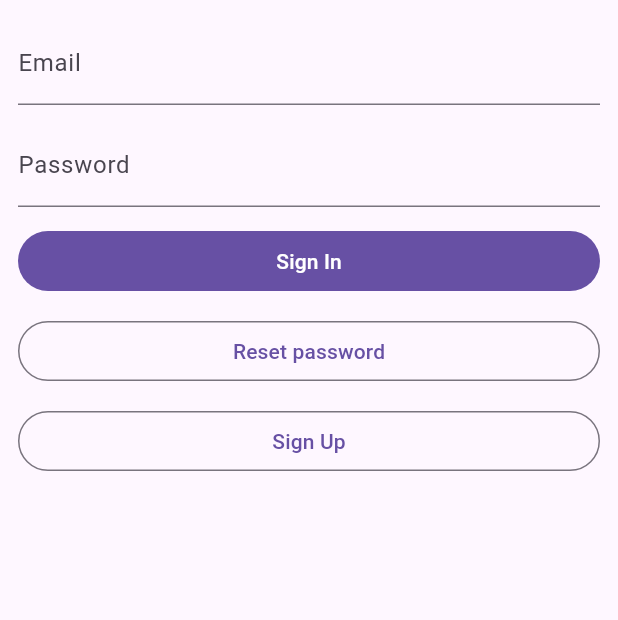
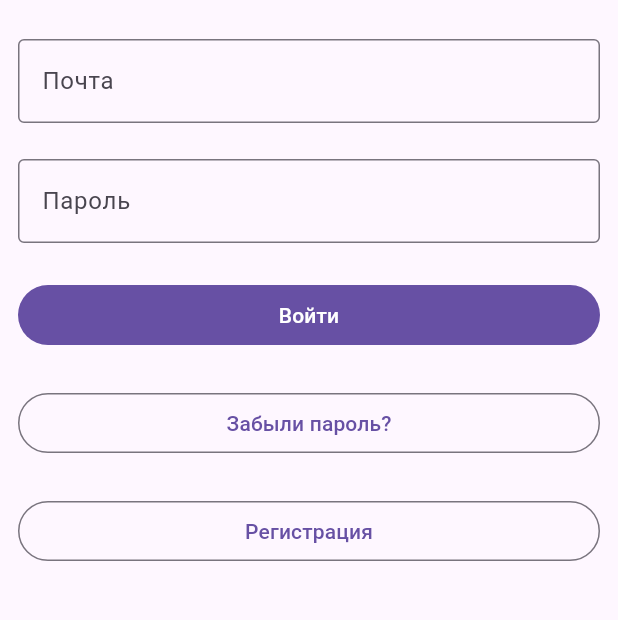
Before and after one commit to Keddnyo/clip_tag, a Flutter app: the screen it shows after launch, on a phone screen of 412 x 824 dp, the part 63-683 px from its top. Run offline on Flutter 3.47's test engine with Material 2 defaults, Android fonts, the phone set to English and light mode, and no system bars; our stand-ins replace cloud_firestore, firebase_auth, firebase_core; missing offline and left inert: flutter_bbcode; accounts and stored records are empty.

Commit message:
UI redesign

```diff
--- a/lib/core/about_dialog.dart
+++ b/lib/core/about_dialog.dart
@@ -5,6 +5,6 @@ import '../shared/constants.dart';
 void showAboutDialog(context) => material.showAboutDialog(
       context: context,
       applicationName: Constants.appName,
-      applicationVersion: '4PDA forum rules tag builder utility',
+      applicationVersion: 'Формирование тегов с правилами для 4PDA',
       applicationLegalese: Constants.applicationLegalese,
     );
--- a/lib/core/app.dart
+++ b/lib/core/app.dart
@@ -17,6 +17,11 @@ class MainApp extends StatelessWidget {
       darkTheme: ThemeData(
         useMaterial3: Constants.useMaterial3,
         brightness: Brightness.dark,
+        dialogBackgroundColor: Colors.black,
+        scaffoldBackgroundColor: Colors.black,
+        appBarTheme: const AppBarTheme(
+          backgroundColor: Colors.black,
+        ),
       ),
     );
   }
--- a/lib/features/auth/ui/auth_screen.dart
+++ b/lib/features/auth/ui/auth_screen.dart
@@ -2,6 +2,8 @@ import 'package:firebase_auth/firebase_auth.dart';
 import 'package:flutter/material.dart';
 
 import '../../../shared/constants.dart';
+import '../../../shared/firebase/firebase_auth_decode_error_code.dart';
+import '../../../shared/firebase/firebase_auth_error_codes.dart';
 import '../../../utils/show_snackbar.dart';
 
 class AuthScreen extends StatefulWidget {
@@ -36,16 +38,13 @@ class _AuthScreenState extends State<AuthScreen> {
     setState(() => _isResetPassword = !_isResetPassword);
   }
 
-  void _signIn() =>
-      auth.signInWithEmailAndPassword(email: email, password: password).then(
-        (_) {
-          showSnackbar(
-              context: context,
-              message: 'Welcome back, ${auth.currentUser!.displayName}');
-        },
-      ).catchError((error) {
-        showSnackbar(context: context, message: error.code);
-      });
+  void _signIn() => auth
+      .signInWithEmailAndPassword(email: email, password: password)
+      .then((_) => showSnackbar(
+          context: context,
+          message: 'Рады приветствовать, ${auth.currentUser!.displayName}!'))
+      .catchError((error) => showSnackbar(
+          context: context, message: decodeFirebaseAuthErrorCode(error.code)));
 
   void _signUp() => auth
           .createUserWithEmailAndPassword(email: email, password: password)
@@ -54,20 +53,24 @@ class _AuthScreenState extends State<AuthScreen> {
           auth.currentUser?.updateDisplayName(username);
           showSnackbar(
             context: context,
-            message: 'Please confirm your email address...',
+            message: 'Пожалуйста подтвердите свою почту',
           );
         },
       ).catchError((error) {
-        showSnackbar(context: context, message: error.code);
+        if (error.code == FirebaseAuthErrorCodes.emailAlreadyInUse) {
+          _switchSignUp();
+        }
+        showSnackbar(
+          context: context,
+          message: decodeFirebaseAuthErrorCode(error.code),
+        );
       });
 
-  void _resetPassword() => auth.sendPasswordResetEmail(email: email).then(
-        (_) {
-          _switchResetPassword();
-        },
-      ).catchError((error) {
-        showSnackbar(context: context, message: error.code);
-      });
+  void _resetPassword() => auth
+      .sendPasswordResetEmail(email: email)
+      .then((_) => _switchResetPassword())
+      .catchError((error) => showSnackbar(
+          context: context, message: decodeFirebaseAuthErrorCode(error.code)));
 
   void _submit() {
     if (formKey.currentState?.validate() == false) return;
@@ -95,19 +98,18 @@ class _AuthScreenState extends State<AuthScreen> {
   @override
   Widget build(BuildContext context) {
     const margin = 12.0;
-    const contentPadding =
-        EdgeInsets.only(left: margin, right: margin, bottom: margin);
+    const contentPadding = EdgeInsets.all(margin);
 
     final submitButtonTitle = _isResetPassword
-        ? 'Reset password'
+        ? 'Сбросить пароль'
         : _isSignUp
-            ? 'Sign Up'
-            : 'Sign In';
+            ? 'Создать аккаунт'
+            : 'Войти';
 
     final resetPasswordButtonTitle =
-        _isResetPassword ? 'Sign In' : 'Reset password';
+        _isResetPassword ? 'Вход' : 'Забыли пароль?';
 
-    final signUpButtonTitle = _isSignUp ? 'Sign In' : 'Sign Up';
+    final signUpButtonTitle = _isSignUp ? 'Вход' : 'Регистрация';
 
     return Scaffold(
       appBar: AppBar(
@@ -125,12 +127,13 @@ class _AuthScreenState extends State<AuthScreen> {
                   child: TextFormField(
                     controller: usernameController,
                     decoration: const InputDecoration(
-                      label: Text('Username'),
+                      label: Text('Имя пользователя'),
+                      border: OutlineInputBorder(),
                     ),
                     keyboardType: TextInputType.name,
                     validator: (username) {
                       if (username?.isEmpty == true) {
-                        return 'You need a username';
+                        return 'Введите имя пользователя';
                       }
                       return null;
                     },
@@ -141,12 +144,13 @@ class _AuthScreenState extends State<AuthScreen> {
                 child: TextFormField(
                   controller: emailController,
                   decoration: const InputDecoration(
-                    label: Text('Email'),
+                    label: Text('Почта'),
+                    border: OutlineInputBorder(),
                   ),
                   keyboardType: TextInputType.emailAddress,
                   validator: (email) {
                     if (email?.isEmpty == true) {
-                      return 'You need a email address';
+                      return 'Введите актуальную почту';
                     }
                     return null;
                   },
@@ -158,13 +162,14 @@ class _AuthScreenState extends State<AuthScreen> {
                   child: TextFormField(
                     controller: passwordController,
                     decoration: const InputDecoration(
-                      label: Text('Password'),
+                      label: Text('Пароль'),
+                      border: OutlineInputBorder(),
                     ),
                     keyboardType: TextInputType.visiblePassword,
                     obscureText: true,
                     validator: (password) {
                       if (password?.isEmpty == true) {
-                        return 'You need a password';
+                        return 'Нужен надёжный пароль';
                       }
                       return null;
                     },
@@ -175,16 +180,17 @@ class _AuthScreenState extends State<AuthScreen> {
                   padding: contentPadding,
                   child: TextFormField(
                     decoration: const InputDecoration(
-                      label: Text('Confirm password'),
+                      label: Text('Подтвердите пароль'),
+                      border: OutlineInputBorder(),
                     ),
                     keyboardType: TextInputType.visiblePassword,
                     obscureText: true,
                     validator: (confirmPassword) {
                       if (confirmPassword?.isEmpty == true) {
-                        return 'You need to confirm your password';
+                        return 'Вы должны подтвердить пароль';
                       }
                       if (confirmPassword != password) {
-                        return 'Password mismatch';
+                        return 'Пароли не совпали';
                       }
                       return null;
                     },
--- a/lib/features/forum_sections/model/forum_section.dart
+++ b/lib/features/forum_sections/model/forum_section.dart
@@ -16,7 +16,7 @@ class ForumSection {
   });
 
   String? get editionDateAsString => edition != null
-      ? '${edition!.day.toString().padLeft(2, '0')}.${edition!.month.toString().padLeft(2, '0')}.${edition!.year}' // TODO: Maybe replace with DateFormat
+      ? '${edition!.day.toString().padLeft(2, '0')}.${edition!.month.toString().padLeft(2, '0')}.${edition!.year}'
       : null;
 
   String combineChoosenRulesToString(List choosenRules) {
--- a/lib/main.dart
+++ b/lib/main.dart
@@ -1,10 +1,9 @@
-import 'dart:io';
-
 import 'package:firebase_auth/firebase_auth.dart';
 import 'package:firebase_core/firebase_core.dart';
 import 'package:flutter/material.dart';
 
 import 'core/app.dart';
+import 'shared/constants.dart';
 import 'shared/firebase/firebase_options.dart';
 
 void main() async {
@@ -12,7 +11,7 @@ void main() async {
 
   await Firebase.initializeApp(options: DefaultFirebaseOptions.currentPlatform)
       .then((value) =>
-          FirebaseAuth.instance.setLanguageCode(Platform.localeName));
+          FirebaseAuth.instance.setLanguageCode(Constants.appLanguageCode));
 
   runApp(const MainApp());
 }
--- a/lib/shared/constants.dart
+++ b/lib/shared/constants.dart
@@ -1,6 +1,8 @@
 import 'package:url_launcher/url_launcher.dart';
 
 class Constants {
+  static const String appLanguageCode = 'ru';
+
   static const String appName = 'ClipTag';
   static const bool useMaterial3 = true;
 
--- /dev/null
+++ b/lib/shared/firebase/firebase_auth_error_codes.dart
@@ -0,0 +1,6 @@
+class FirebaseAuthErrorCodes {
+  static const invalidCredentials = 'INVALID_LOGIN_CREDENTIALS';
+  static const invalidEmail = 'invalid-email';
+  static const emailAlreadyInUse = 'email-already-in-use';
+  static const tooManyRequests = 'too-many-requests';
+}
```
Also changed, not shown: lib/features/account/ui/account_dialog.dart (+18 -21 lines), lib/features/auth/ui/email_verification_screen.dart (+8 -2 lines), lib/features/checkout/ui/checkout_screen.dart (+6 -2 lines), lib/features/forum_sections/ui/forum_sections_screen.dart (+6 -6 lines), lib/features/rules/ui/rules_screen.dart (+3 -7 lines), lib/shared/firebase/firebase_auth_decode_error_code.dart (added, +26 -0 lines).
